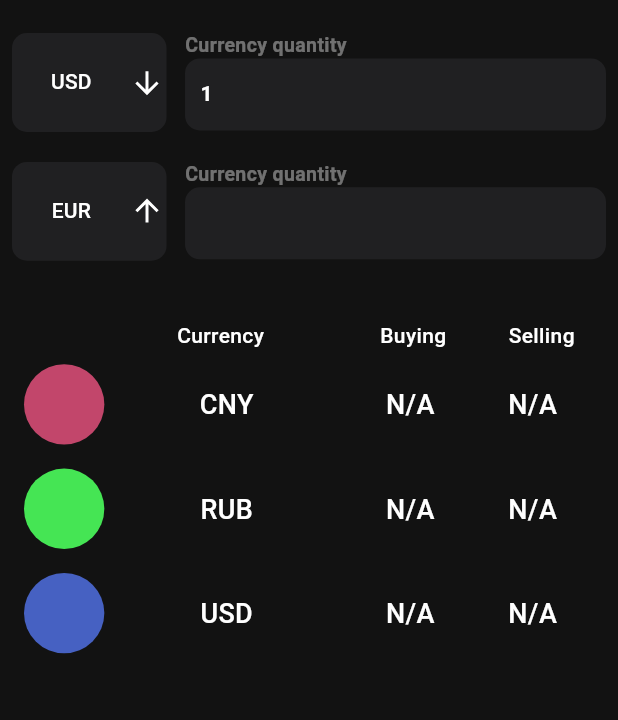
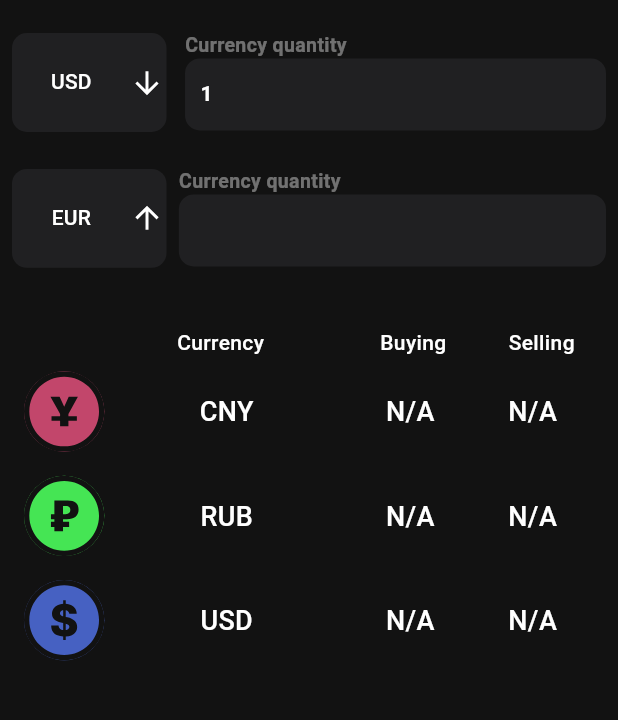
Before and after one commit to thmeofan/pocket_piggy_bank, a Flutter app: the CurrencyScreen screen opened directly, on a phone screen of 412 x 824 dp, the part 63-783 px from its top. Run offline on Flutter 3.47's test engine with Material 3 defaults, Android fonts, the phone set to English and light mode, and no system bars; our stand-ins replace carousel_slider, fancy_shimmer_image, firebase_core, firebase_remote_config, flutter_bloc, flutter_svg and 1 more; missing offline and left inert: flutter_inappwebview; accounts and stored records are empty; network calls fail; Roboto replaces fonts that are missing (SF Pro Text).

Commit message:
fixes +ui changes

```diff
--- a/lib/views/currency/views/currency_screen.dart
+++ b/lib/views/currency/views/currency_screen.dart
@@ -1,3 +1,4 @@
+import 'package:flutter/cupertino.dart';
 import 'package:flutter/material.dart';
 import 'package:flutter_svg/svg.dart';
 
@@ -44,11 +45,64 @@ class _CurrencyScreenState extends State<CurrencyScreen> {
   }
 
   void _updateConvertedAmount() {
-    double rate = _conversionRates[_targetCurrency] ?? 0.0;
+    double rate = (_conversionRates[_targetCurrency] ?? 0)
+        .toDouble(); // Convert rate to double
     double convertedAmount = _baseAmount * rate;
     _targetCurrencyController.text =
         NumberFormat.currency(symbol: '', decimalDigits: 2)
             .format(convertedAmount);
+  }
+
+  bool _isLoading = false;
+
+  void _handleBaseAmountChange(String value) {
+    double? amount = double.tryParse(value);
+    if (amount != null) {
+      setState(() {
+        _baseAmount = amount;
+        _updateConvertedAmount();
+      });
+    }
+  }
+
+  void _handleBaseCurrencyChange(String newValue) async {
+    setState(() {
+      _isLoading = true;
+    });
+
+    await Future.delayed(Duration(seconds: 2));
+
+    // Create a list of available options
+    final availableOptions = ['USD', 'EUR', 'GBP', 'CNY', 'JPY', 'RUB'];
+
+    // Check if the new value is one of the available options
+    if (availableOptions.contains(newValue)) {
+      setState(() {
+        _baseCurrency = newValue;
+        _loadConversionRates(_baseCurrency);
+        _baseCurrencyController.text = '1';
+        _baseAmount = 1.0;
+        _updateConvertedAmount();
+        _isLoading = false;
+      });
+    } else {
+      // Handle the case where the new value is not a valid option
+      print('Invalid currency option: $newValue');
+    }
+  }
+
+  void _handleTargetCurrencyChange(String newValue) async {
+    setState(() {
+      _isLoading = true;
+    });
+
+    await Future.delayed(Duration(seconds: 2));
+
+    setState(() {
+      _targetCurrency = newValue;
+      _updateConvertedAmount();
+      _isLoading = false;
+    });
   }
 
   @override
@@ -82,39 +136,30 @@ class _CurrencyScreenState extends State<CurrencyScreen> {
           child: Column(
             children: <Widget>[
               Row(
-                children: <Widget>[
+                children: [
                   Container(
                     width: size.width * 0.25,
                     height: size.height * 0.08,
                     decoration: BoxDecoration(
                       borderRadius: BorderRadius.circular(10),
                       border: Border.all(color: Colors.transparent),
-                        color: AppColors.darkGreyColor),
+                      color: AppColors.darkGreyColor,
+                    ),
                     child: Center(
-                      child: DropdownButton<String>(
+                      child: _isLoading
+                          ? CupertinoActivityIndicator()
+                          : DropdownButton<String>(
                               value: _baseCurrency,
                               dropdownColor: AppColors.darkGreyColor,
                               icon: SvgPicture.asset('assets/icons/down.svg'),
                               isExpanded: true,
                               underline: Container(),
                               onChanged: (String? newValue) {
-                          setState(() {
-                            _baseCurrency = newValue!;
-                            _loadConversionRates(_baseCurrency);
-                            _baseCurrencyController.text = '1';
-                            _baseAmount = 1.0;
-                            _updateConvertedAmount();
-                          });
+                                _handleBaseCurrencyChange(newValue!);
                               },
-                        items: <String>[
-                          'USD',
-                          'EUR',
-                          'GBP',
-                          'CNY',
-                          'JPY',
-                          'RUB'
-                        ].map<DropdownMenuItem<String>>((String value) {
-                          return DropdownMenuItem<String>(
+                              items: ['USD', 'EUR', 'GBP', 'CNY', 'JPY', 'RUB']
+                                  .map((String value) {
+                                return DropdownMenuItem(
                                   value: value,
                                   alignment: Alignment.center,
                                   child: Text(
@@ -150,10 +195,7 @@ class _CurrencyScreenState extends State<CurrencyScreen> {
                                   EdgeInsets.symmetric(horizontal: 10.0),
                             ),
                             onChanged: (value) {
-                              setState(() {
-                                _baseAmount = double.tryParse(value) ?? 0.0;
-                                _updateConvertedAmount();
-                              });
+                              _handleBaseAmountChange(value);
                             },
                           ),
                         ),
@@ -162,40 +204,36 @@ class _CurrencyScreenState extends State<CurrencyScreen> {
                   ),
                 ],
               ),
-              SizedBox(height: 20),
+              SizedBox(
+                height: size.height * 0.03,
+              ),
               Row(
-                children: <Widget>[
+                children: [
                   Container(
                     width: size.width * 0.25,
                     height: size.height * 0.08,
                     decoration: BoxDecoration(
                       borderRadius: BorderRadius.circular(10),
                       border: Border.all(color: Colors.transparent),
-                        color: AppColors.darkGreyColor),
+                      color: AppColors.darkGreyColor,
+                    ),
                     child: Center(
-                      child: DropdownButton<String>(
+                      child: _isLoading
+                          ? CupertinoActivityIndicator()
+                          : DropdownButton<String>(
                               icon: SvgPicture.asset('assets/icons/up.svg'),
                               value: _targetCurrency,
                               dropdownColor: AppColors.darkGreyColor,
                               isExpanded: true,
                               underline: Container(),
                               onChanged: (String? newValue) {
-                          setState(() {
-                            _targetCurrency = newValue!;
-                            _updateConvertedAmount();
-                          });
+                                _handleTargetCurrencyChange(newValue!);
                               },
-                        items: <String>[
-                          'USD',
-                          'EUR',
-                          'GBP',
-                          'CNY',
-                          'JPY',
-                          'RUB'
-                        ].map<DropdownMenuItem<String>>((String value) {
-                          return DropdownMenuItem<String>(
+                              items: ['USD', 'EUR', 'GBP', 'CNY', 'JPY', 'RUB']
+                                  .map((String value) {
+                                return DropdownMenuItem(
+                                  value: value,
                                   alignment: Alignment.center,
-                            value: value,
                                   child: Text(
                                     value,
                                     style: CurrencyTextStyle.rowDropDown,
@@ -205,7 +243,7 @@ class _CurrencyScreenState extends State<CurrencyScreen> {
                             ),
                     ),
                   ),
-                  SizedBox(width: size.width * 0.03),
+                  SizedBox(width: size.width * 0.02),
                   Expanded(
                     child: Column(
                       crossAxisAlignment: CrossAxisAlignment.start,
@@ -301,6 +339,7 @@ class _CurrencyScreenState extends State<CurrencyScreen> {
           CircleAvatar(
             radius: size.width * 0.065,
             backgroundColor: _getCircleColor(currency),
+            child: _getCurrencyIcon(currency),
           ),
           Expanded(
             flex: 2,
@@ -343,4 +382,27 @@ class _CurrencyScreenState extends State<CurrencyScreen> {
         return Colors.grey;
     }
   }
+
+  Widget _getCurrencyIcon(String currency) {
+    String assetPath = 'assets/icons/';
+    switch (currency) {
+      case 'CNY':
+        return SvgPicture.asset(
+          '${assetPath}cny.svg',
+          color: AppColors.blackColor,
+        );
+      case 'RUB':
+        return SvgPicture.asset(
+          '${assetPath}rub.svg',
+          color: AppColors.blackColor,
+        );
+      case 'USD':
+        return SvgPicture.asset(
+          '${assetPath}usd.svg',
+          color: AppColors.blackColor,
+        );
+      default:
+        return const SizedBox.shrink();
     }
+  }
+}
```
Also changed, not shown: lib/views/finance/views/constructor_screen.dart (+14 -0 lines), assets/icons/cny.svg (added), assets/icons/rub.svg (added), assets/icons/usd.svg (added). Lines whose indentation alone changed are shown as unchanged.
